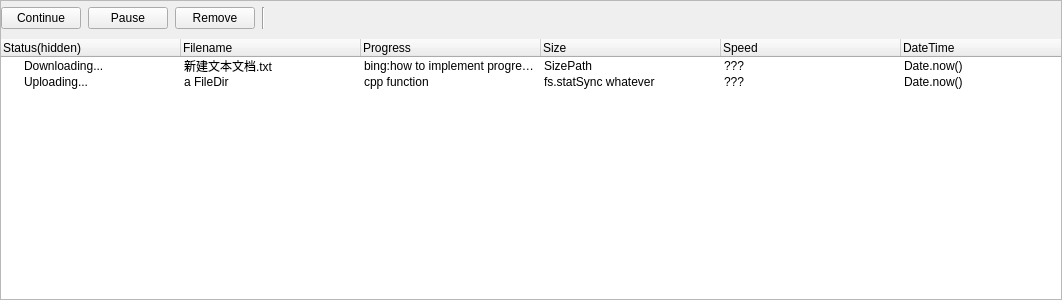
This is propertieswidget.ui in kechuan/HTTP-QT as Qt 5 draws it before an edit. The edited form follows.
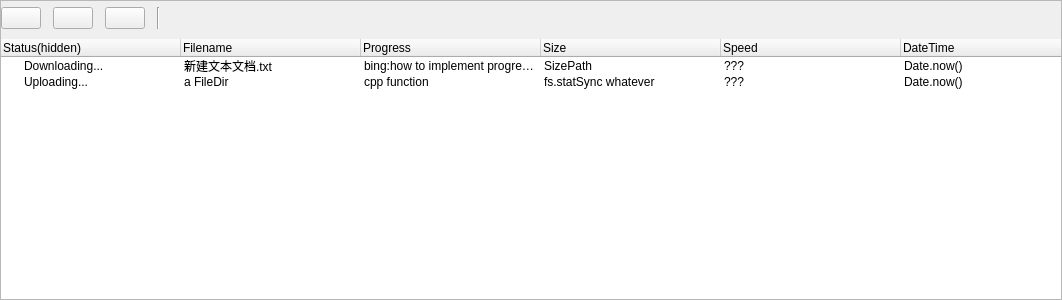
This is the edited form.

```diff
--- a/propertieswidget.ui
+++ b/propertieswidget.ui
@@ -74,7 +74,7 @@
       <item>
        <layout class="QHBoxLayout" name="horizontalLayout_Function">
         <property name="spacing">
-         <number>7</number>
+         <number>12</number>
         </property>
         <property name="topMargin">
          <number>6</number>
@@ -85,21 +85,21 @@
         <item>
          <widget class="QPushButton" name="pushButton_Continue">
           <property name="text">
-           <string>Continue</string>
+           <string/>
           </property>
          </widget>
         </item>
         <item>
          <widget class="QPushButton" name="pushButton_Pause">
           <property name="text">
-           <string>Pause</string>
+           <string/>
           </property>
          </widget>
         </item>
         <item>
          <widget class="QPushButton" name="pushButton_Remove">
           <property name="text">
-           <string>Remove</string>
+           <string/>
           </property>
          </widget>
         </item>
```
